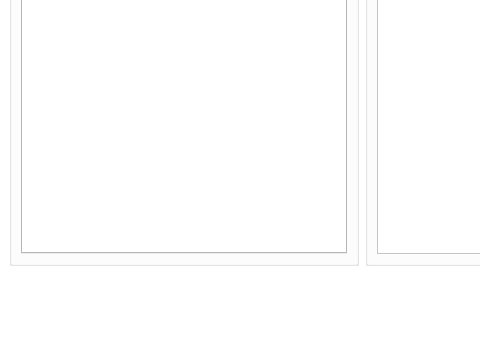
The window that workingarea.ui (Marcus-P-114514/Genshin-Impact-BWiKi-NPC-Editor) describes before a commit, drawn with Qt 5; both pictures show x 0 to 480 and y 211 to 562 of the 1073 by 562 pixel window.
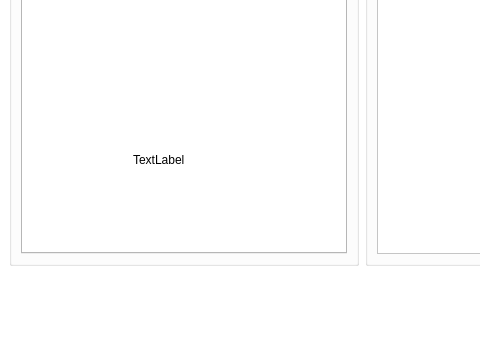
The same window after the commit. Icons and pictures are not drawn.

Commit message: Fixed: TabView Error

Diff of the .ui file:
```diff
--- a/workingarea.ui
+++ b/workingarea.ui
@@ -65,6 +65,19 @@
             <attribute name="title">
              <string>Tab 1</string>
             </attribute>
+            <widget class="QLabel" name="label">
+             <property name="geometry">
+              <rect>
+               <x>110</x>
+               <y>290</y>
+               <width>58</width>
+               <height>16</height>
+              </rect>
+             </property>
+             <property name="text">
+              <string>TextLabel</string>
+             </property>
+            </widget>
            </widget>
            <widget class="QWidget" name="store">
             <attribute name="title">
```
The commit also changes 1 other file.
